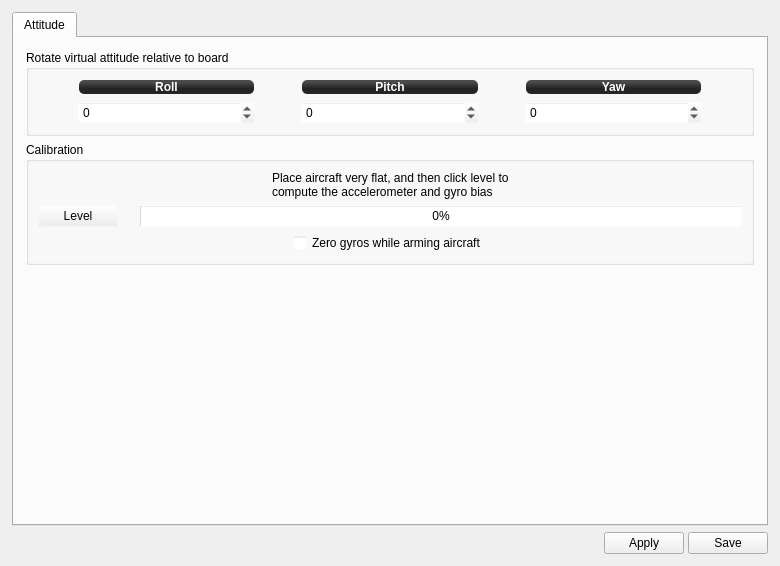
Above: ground/openpilotgcs/src/plugins/config/ccattitude.ui from openpilot/OpenPilot before the change. Below: the same form after it.
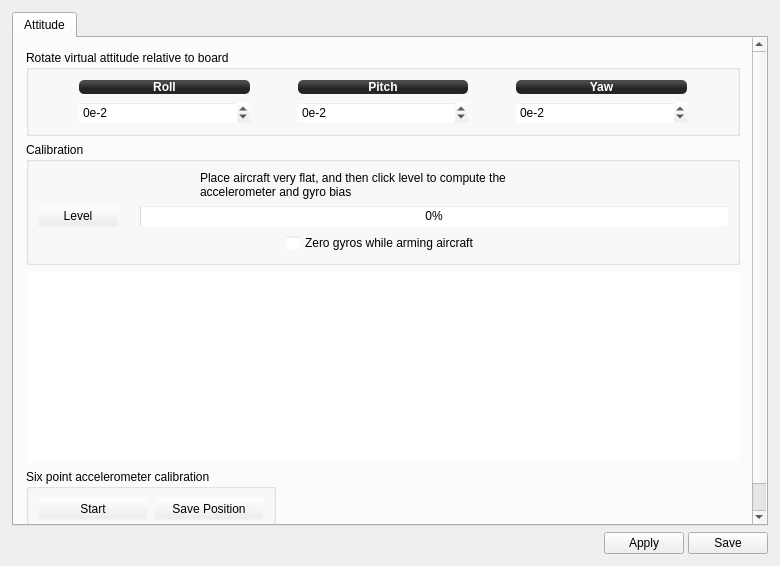
That is the form after the change. Icons and pictures are not drawn.

Commit message:
Added improved calibration routine. Added accelerometer scaling, and increased resolution in board rotation.
As a consequence, improved trim_flight routine at same time.

```diff
--- a/ground/openpilotgcs/src/plugins/config/ccattitude.ui
+++ b/ground/openpilotgcs/src/plugins/config/ccattitude.ui
@@ -110,8 +110,8 @@
            <rect>
             <x>0</x>
             <y>0</y>
-            <width>750</width>
-            <height>466</height>
+            <width>759</width>
+            <height>679</height>
            </rect>
           </property>
           <layout class="QVBoxLayout" name="verticalLayout">
@@ -143,11 +143,14 @@
               </item>
               <item row="1" column="1">
                <widget class="QSpinBox" name="rollBias">
+                <property name="suffix">
+                 <string>e-2</string>
+                </property>
                 <property name="minimum">
-                 <number>-180</number>
+                 <number>-18000</number>
                 </property>
                 <property name="maximum">
-                 <number>180</number>
+                 <number>18000</number>
                 </property>
                </widget>
               </item>
@@ -166,11 +169,14 @@
               </item>
               <item row="1" column="5">
                <widget class="QSpinBox" name="yawBias">
+                <property name="suffix">
+                 <string>e-2</string>
+                </property>
                 <property name="minimum">
-                 <number>-180</number>
+                 <number>-18000</number>
                 </property>
                 <property name="maximum">
-                 <number>180</number>
+                 <number>18000</number>
                 </property>
                </widget>
               </item>
@@ -223,11 +229,14 @@
               </item>
               <item row="1" column="3">
                <widget class="QSpinBox" name="pitchBias">
+                <property name="suffix">
+                 <string>e-2</string>
+                </property>
                 <property name="minimum">
-                 <number>-90</number>
+                 <number>-9000</number>
                 </property>
                 <property name="maximum">
-                 <number>90</number>
+                 <number>9000</number>
                 </property>
                </widget>
               </item>
@@ -283,6 +292,12 @@
                 </item>
                 <item>
                  <widget class="QLabel" name="label">
+                  <property name="minimumSize">
+                   <size>
+                    <width>366</width>
+                    <height>0</height>
+                   </size>
+                  </property>
                   <property name="text">
                    <string>Place aircraft very flat, and then click level to compute the accelerometer and gyro bias</string>
                   </property>
@@ -396,6 +411,54 @@
              </layout>
             </widget>
            </item>
+           <item>
+            <widget class="QTextEdit" name="sixPointCalibInstructions">
+             <property name="maximumSize">
+              <size>
+               <width>16777215</width>
+               <height>16777215</height>
+              </size>
+             </property>
+             <property name="toolTip">
+              <string>Six Point Calibration instructions</string>
+             </property>
+            </widget>
+           </item>
+           <item>
+            <widget class="QGroupBox" name="groupBox_3">
+             <property name="minimumSize">
+              <size>
+               <width>0</width>
+               <height>0</height>
+              </size>
+             </property>
+             <property name="maximumSize">
+              <size>
+               <width>250</width>
+               <height>16777215</height>
+              </size>
+             </property>
+             <property name="title">
+              <string>Six point accelerometer calibration</string>
+             </property>
+             <layout class="QGridLayout" name="gridLayout_3">
+              <item row="1" column="1">
+               <widget class="QPushButton" name="sixPointsStart">
+                <property name="text">
+                 <string>Start</string>
+                </property>
+               </widget>
+              </item>
+              <item row="1" column="2">
+               <widget class="QPushButton" name="sixPointsSave">
+                <property name="text">
+                 <string>Save Position</string>
+                </property>
+               </widget>
+              </item>
+             </layout>
+            </widget>
+           </item>
            <item>
             <spacer name="verticalSpacer_2">
              <property name="orientation">
```
The commit also changes 8 other files.
